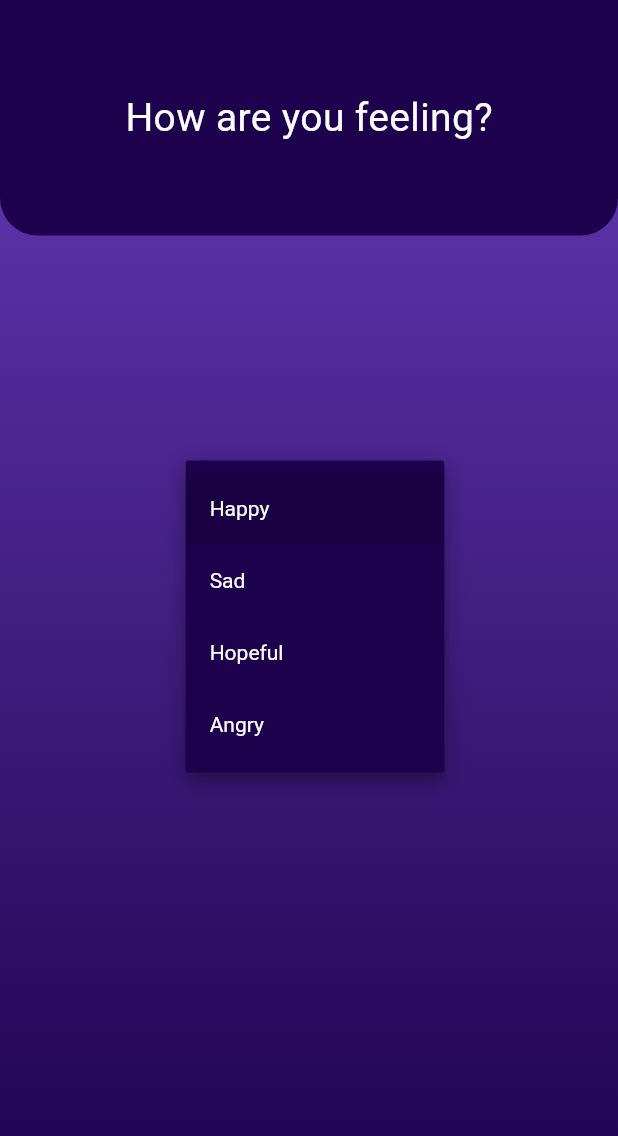
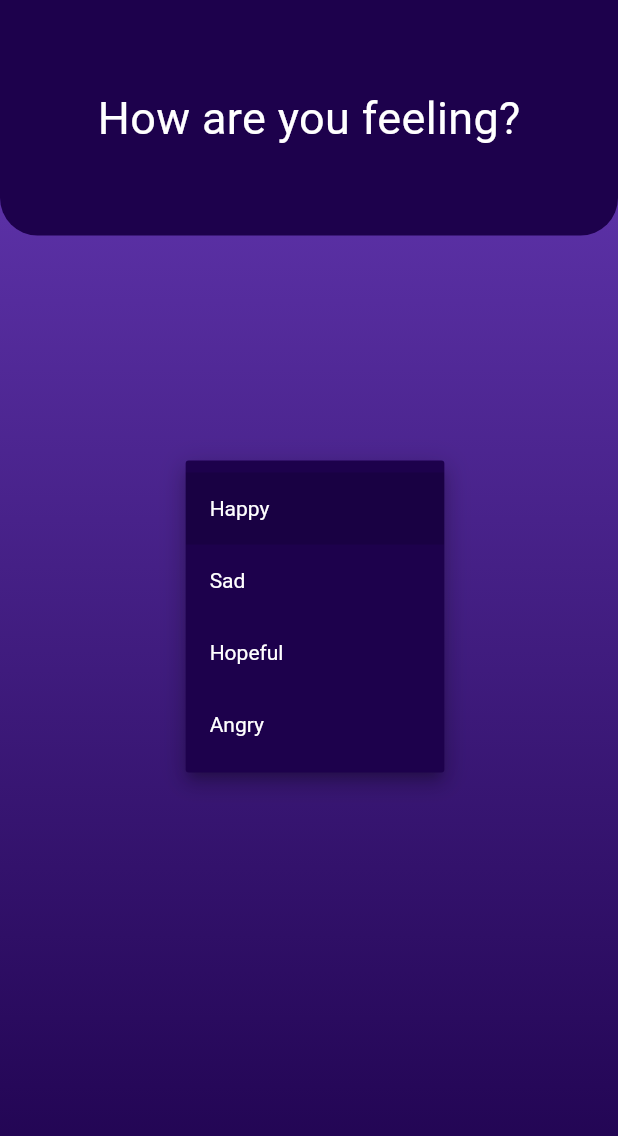
Before and after one commit to hyper-joker/MoodPlaylistApp, a Flutter app: the screen it shows after launch, after a tap on "Select your mood", on a phone screen of 412 x 824 dp. Shown: the top 1136 px of the screen. Run offline on Flutter 3.47's test engine with Material 3 defaults, Android fonts, the light colour scheme and no system bars; our stand-ins replace google_fonts, shared_preferences; Roboto replaces fonts that are missing (Playfair).

Commit message:
[+] text theme & title style

```diff
--- a/lib/main.dart
+++ b/lib/main.dart
@@ -1,6 +1,7 @@
 import 'dart:convert';
 import 'package:flutter/material.dart';
 import 'package:flutter/services.dart';
+import 'package:google_fonts/google_fonts.dart';
 import './screens/MoodSelectionScreen.dart';
 
 void main() => runApp(const MoodPlaylistApp());
@@ -11,8 +12,13 @@ class MoodPlaylistApp extends StatelessWidget {
   @override
   Widget build(BuildContext context) {
     return MaterialApp(
+      debugShowCheckedModeBanner: false,
       title: 'Mood Based Playlist',
-      theme: ThemeData(primarySwatch: Colors.teal),
+      theme: ThemeData(
+          textTheme: GoogleFonts.latoTextTheme().apply(
+        bodyColor: Colors.white,
+        displayColor: Colors.white,
+      )),
       home: const MoodSelectionScreen(),
     );
   }
--- a/lib/screens/FavoritesScreen.dart
+++ b/lib/screens/FavoritesScreen.dart
@@ -1,6 +1,7 @@
 import 'dart:convert';
 import 'package:flutter/material.dart';
 import 'package:flutter/services.dart';
+import 'package:google_fonts/google_fonts.dart';
 import 'package:shared_preferences/shared_preferences.dart';
 
 class FavoritesScreen extends StatefulWidget {
@@ -39,7 +40,8 @@ class _FavoritesScreenState extends State<FavoritesScreen> {
 
     // Save the updated list back to SharedPreferences
     await prefs.setString('favorites', jsonEncode(_favorites));
-    ScaffoldMessenger.of(context).showSnackBar(const SnackBar(content: Text("Removed from Favorites!")));
+    ScaffoldMessenger.of(context)
+        .showSnackBar(const SnackBar(content: Text("Removed from Favorites!")));
   }
 
   @override
--- a/lib/screens/MoodSelectionScreen.dart
+++ b/lib/screens/MoodSelectionScreen.dart
@@ -1,6 +1,7 @@
 import 'dart:convert';
 import 'package:flutter/material.dart';
 import 'package:flutter/services.dart';
+import 'package:google_fonts/google_fonts.dart';
 import './PlaylistScreen.dart';
 
 // Mood Selection Screen
@@ -27,6 +28,11 @@ class _MoodSelectionScreenState extends State<MoodSelectionScreen> {
 
   @override
   Widget build(BuildContext context) {
+    final italicHeaderStyle = GoogleFonts.playfair(
+      fontSize: 30,
+      color: Colors.white,
+    );
+
     return Scaffold(
       body: Container(
         decoration: const BoxDecoration(
@@ -52,13 +58,10 @@ class _MoodSelectionScreenState extends State<MoodSelectionScreen> {
                   bottomRight: Radius.circular(25),
                 ),
               ),
-              child: const Center(
+              child: Center(
                 child: Text(
                   "How are you feeling?",
-                  style: TextStyle(
-                    fontSize: 26,
-                    color: Colors.white,
-                  ),
+                  style: italicHeaderStyle,
                 ),
               ),
             ),
--- a/pubspec.yaml
+++ b/pubspec.yaml
@@ -30,6 +30,7 @@ environment:
 dependencies:
   flutter:
     sdk: flutter
+  google_fonts: ^6.2.1
 
   # The following adds the Cupertino Icons font to your application.
   # Use with the CupertinoIcons class for iOS style icons.
```
Also changed, not shown: lib/screens/PlaylistScreen.dart (+13 -6 lines), pubspec.lock. Lines whose indentation alone changed are shown as unchanged.
